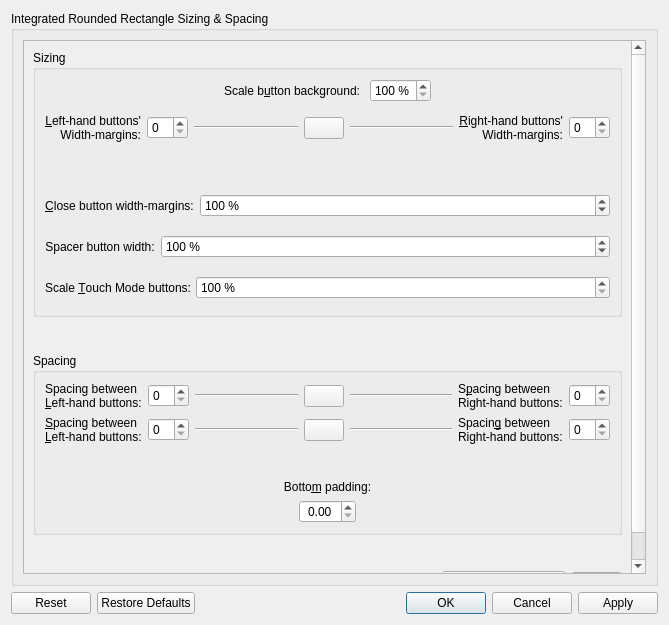
paulmcauley/klassy, file kdecoration/config/ui/buttonsizing.ui: the form before one commit.
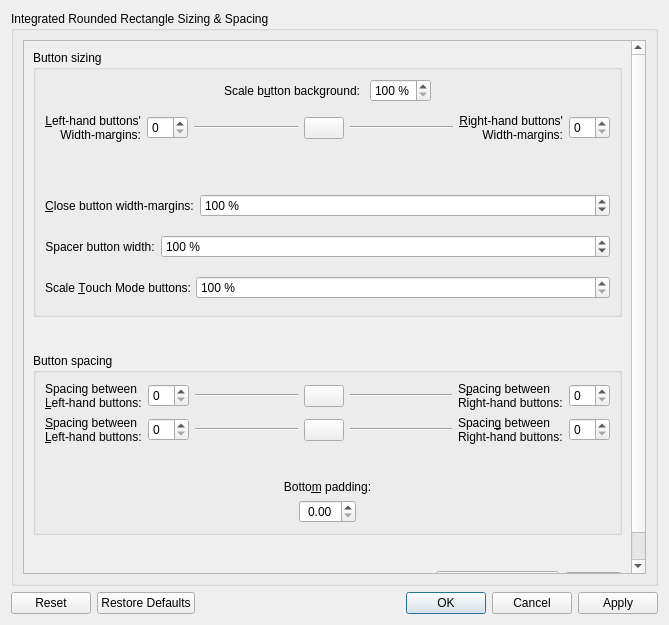
The form after the commit.

Commit message:
User-adjustable Application Style corner radii
Frame radius is now user-adjustable
Frame radius by default is derived from Window Decoration window corner
radius
Window decoration Window corner radius units are now in terms of pixels
@100% Wayland scaling
Small, sharp, corner radii now change the shapes of sliders and
scrollbars
Fix tab so highlight of current tab is a fixed value, rather than the
frame radius.

Diff of the .ui file:
```diff
--- a/kdecoration/config/ui/buttonsizing.ui
+++ b/kdecoration/config/ui/buttonsizing.ui
@@ -38,7 +38,7 @@
           <item>
            <widget class="QGroupBox" name="groupBox_2">
             <property name="title">
-             <string>Sizing</string>
+             <string>Button sizing</string>
             </property>
             <layout class="QVBoxLayout" name="verticalLayout_3">
              <item>
@@ -486,7 +486,7 @@
           <item>
            <widget class="QGroupBox" name="groupBox_3">
             <property name="title">
-             <string>Spacing</string>
+             <string>Button spacing</string>
             </property>
             <layout class="QVBoxLayout" name="verticalLayout_4">
              <item>
@@ -890,7 +890,7 @@
                </sizepolicy>
               </property>
               <property name="text">
-               <string>Corner Rad&amp;ius:</string>
+               <string>Button corner rad&amp;ius:</string>
               </property>
               <property name="alignment">
                <set>Qt::AlignRight|Qt::AlignTrailing|Qt::AlignVCenter</set>
@@ -929,10 +929,10 @@
                </sizepolicy>
               </property>
               <property name="decimals">
-               <number>1</number>
+               <number>2</number>
               </property>
               <property name="maximum">
-               <double>12.000000000000000</double>
+               <double>24.000000000000000</double>
               </property>
               <property name="singleStep">
                <double>0.100000000000000</double>
```
Left out of the diff: 122 changed lines with no effect on the pictures. The commit also changes 34 other files.
